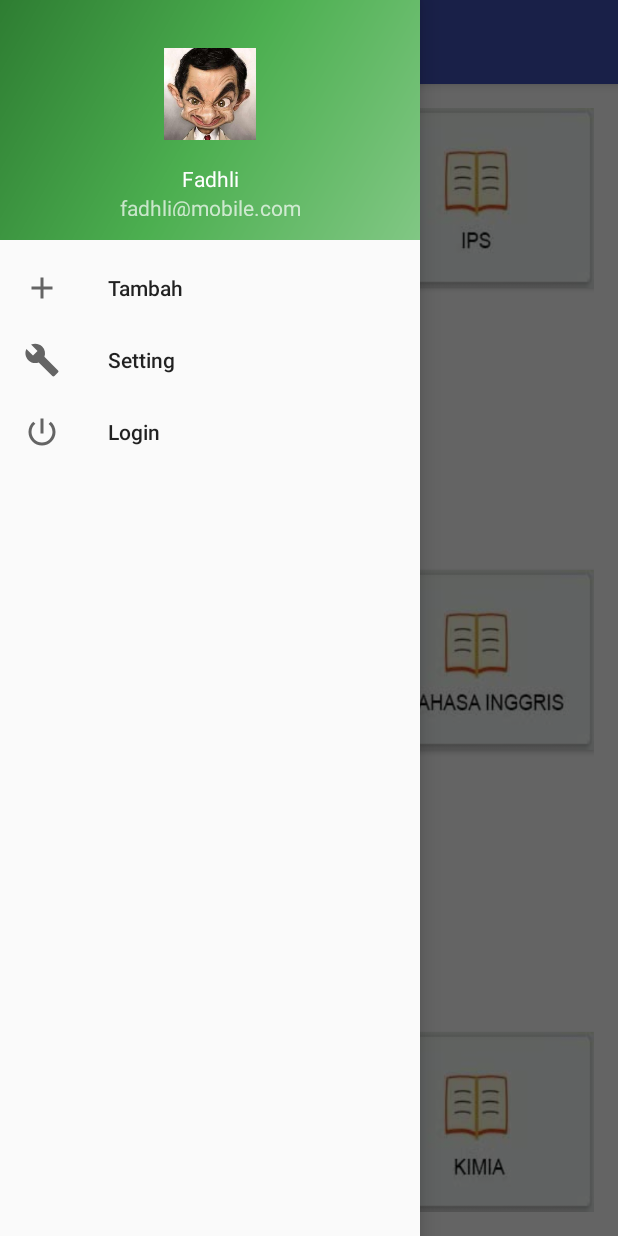
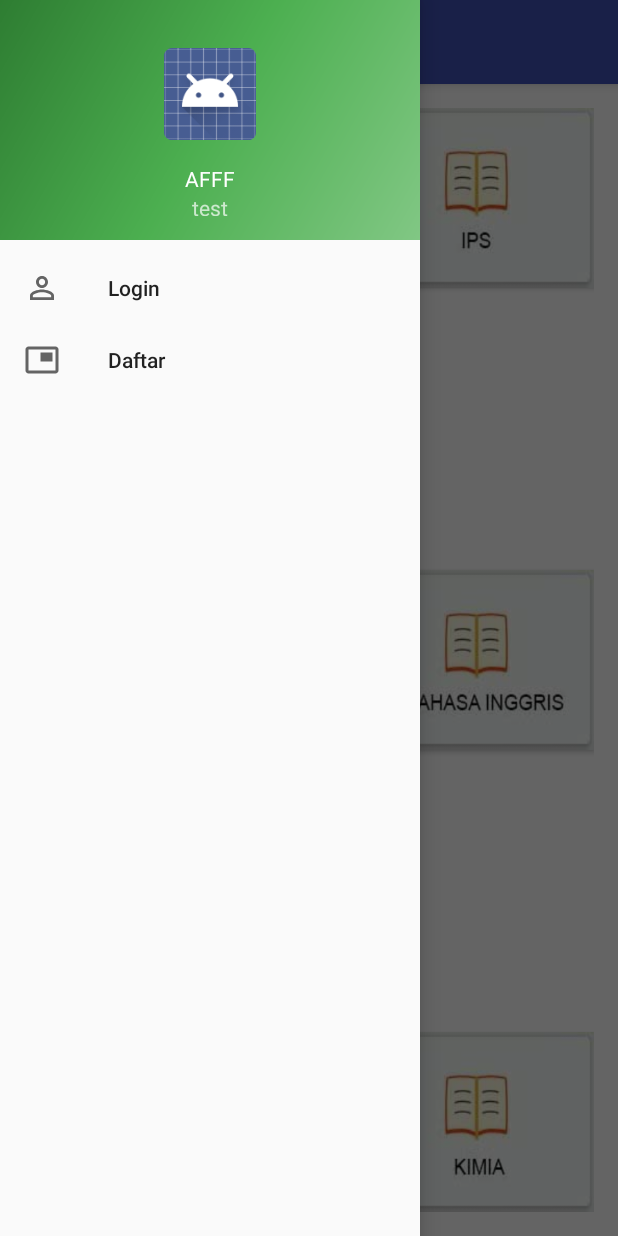
Before and after one commit to taqien01/BBCV2, an Android app: the screen it shows after launch (MainActivity), with the side drawer open, on a phone screen of 412 x 824 dp. Run offline under Robolectric (Android 15) with nearby library versions, the phone set to English and light mode, and no system bars.

Commit message:
Update 09/06/16

```diff
--- a/app/src/main/java/id/ac/unsyiah/elektro/mobile/bbcv2/MainActivity.java
+++ b/app/src/main/java/id/ac/unsyiah/elektro/mobile/bbcv2/MainActivity.java
@@ -1,6 +1,9 @@
 package id.ac.unsyiah.elektro.mobile.bbcv2;
 
+import android.content.ClipData;
+import android.content.Context;
 import android.content.Intent;
+import android.content.SharedPreferences;
 import android.os.Bundle;
 import android.support.design.widget.FloatingActionButton;
 import android.support.design.widget.Snackbar;
@@ -14,11 +17,13 @@ import android.support.v7.widget.Toolbar;
 import android.view.Menu;
 import android.view.MenuItem;
 import android.widget.Button;
+import android.widget.ImageView;
 import android.widget.TextView;
+
+import org.w3c.dom.Text;
 
 public class MainActivity extends AppCompatActivity
         implements NavigationView.OnNavigationItemSelectedListener {
-
 
 
     @Override
@@ -34,9 +39,40 @@ public class MainActivity extends AppCompatActivity
         drawer.setDrawerListener(toggle);
         toggle.syncState();
 
+
         NavigationView navigationView = (NavigationView) findViewById(R.id.nav_view);
         navigationView.setNavigationItemSelectedListener(this);
+        checkLogin();
     }
+
+    public void checkLogin(){
+
+        NavigationView navigationView = (NavigationView) findViewById(R.id.nav_view);
+        Menu nav_Menu = navigationView.getMenu();
+        ImageView img = (ImageView) findViewById(R.id.imageView);
+        SharedPreferences login =
+                getSharedPreferences("id.ac.unsyiah.elektro.mobile.bbcv2.PREF_BERSAMA", Context.MODE_PRIVATE);
+
+
+        if(login.getBoolean("cekLogin", true)){
+
+            nav_Menu.findItem(R.id.nav_setting).setVisible(false);
+            nav_Menu.findItem(R.id.nav_tambah).setVisible(false);
+            nav_Menu.findItem(R.id.nav_logout).setVisible(false);
+        }
+        else{
+            nav_Menu.findItem(R.id.nav_Daftar).setVisible(false);
+            nav_Menu.findItem(R.id.nav_login).setVisible(false);
+            //img.setImageResource(R.drawable.fadmol);
+            //setContentView(img);
+           // TextView txtNama = (TextView) findViewById(R.id.textNama);
+            //TextView txtEmail = (TextView) findViewById(R.id.textView);
+            //txtNama.setText("avavab");
+            //txtEmail.setText("avava");
+
+        }
+    }
+
 
     @Override
     public void onBackPressed() {
@@ -54,21 +90,40 @@ public class MainActivity extends AppCompatActivity
     public boolean onNavigationItemSelected(MenuItem item) {
         // Handle navigation view item clicks here.
         int id = item.getItemId();
+        SharedPreferences login2 =
+                getSharedPreferences("id.ac.unsyiah.elektro.mobile.bbcv2.PREF_BERSAMA", Context.MODE_PRIVATE);
 
-        TextView txtNama = (TextView) findViewById(R.id.textNama);
-        String nama = txtNama.getText().toString();
+
+        //String nama = txtNama.getText().toString();
 
         if (id == R.id.nav_tambah) {
             Intent pesan = new Intent(getApplicationContext(), TambahJadwal.class);
-            pesan.putExtra("var1",nama);
+            //pesan.putExtra("var1",nama);
             startActivity(pesan);
+
         } else if (id == R.id.nav_setting) {
 
         }else if (id == R.id.nav_login) {
             Intent login = new Intent(getApplicationContext(), LoginActivity.class);
             startActivity(login);
 
+        }else if (id == R.id.nav_logout) {
+            Intent intent = getIntent();
+            startActivity(intent);
+            finish();
+            login2.edit().putBoolean("cekLogin", true).apply();
+
+        }else if (id == R.id.nav_Daftar) {
+            Intent intent = getIntent();
+            startActivity(intent);
+            finish();
+            login2.edit().putBoolean("cekLogin", false).apply();
+            //Intent daftar = new Intent(getApplicationContext(), DaftarActivity.class);
+            //startActivity(daftar);
+
         }
+
+
         DrawerLayout drawer = (DrawerLayout) findViewById(R.id.drawer_layout);
         drawer.closeDrawer(GravityCompat.START);
         return true;
--- a/app/src/main/java/id/ac/unsyiah/elektro/mobile/bbcv2/model/LoginDB.java
+++ b/app/src/main/java/id/ac/unsyiah/elektro/mobile/bbcv2/model/LoginDB.java
@@ -10,9 +10,9 @@ import android.database.sqlite.SQLiteOpenHelper;
 public class LoginDB extends SQLiteOpenHelper {
 
     public static final int VERSI_DB = 1;
-    public static final String NAMA_DB = "Bimbel_Daftar";
+    public static final String NAMA_DB = "Bimbel";
 
-    public static final String TABEL_DAFTAR = "Daftar";
+    public static final String TABEL_DAFTAR = "USER";
     public static final String ID_DAFTAR = "_id";
     public static final String NAMA_DAFTAR= "name";
     public static final String EMAIL_DAFTAR = "email";
--- /dev/null
+++ b/app/src/main/res/drawable/ic_daftar.xml
@@ -0,0 +1,9 @@
+<vector xmlns:android="http://schemas.android.com/apk/res/android"
+        android:width="24dp"
+        android:height="24dp"
+        android:viewportWidth="24.0"
+        android:viewportHeight="24.0">
+    <path
+        android:fillColor="#FF000000"
+        android:pathData="M19,7h-8v6h8L19,7zM21,3L3,3c-1.1,0 -2,0.9 -2,2v14c0,1.1 0.9,1.98 2,1.98h18c1.1,0 2,-0.88 2,-1.98L23,5c0,-1.1 -0.9,-2 -2,-2zM21,19.01L3,19.01L3,4.98h18v14.03z"/>
+</vector>
--- /dev/null
+++ b/app/src/main/res/drawable/ic_login.xml
@@ -0,0 +1,9 @@
+<vector xmlns:android="http://schemas.android.com/apk/res/android"
+        android:width="24dp"
+        android:height="24dp"
+        android:viewportWidth="24.0"
+        android:viewportHeight="24.0">
+    <path
+        android:fillColor="#FF000000"
+        android:pathData="M12,5.9c1.16,0 2.1,0.94 2.1,2.1s-0.94,2.1 -2.1,2.1S9.9,9.16 9.9,8s0.94,-2.1 2.1,-2.1m0,9c2.97,0 6.1,1.46 6.1,2.1v1.1L5.9,18.1L5.9,17c0,-0.64 3.13,-2.1 6.1,-2.1M12,4C9.79,4 8,5.79 8,8s1.79,4 4,4 4,-1.79 4,-4 -1.79,-4 -4,-4zM12,13c-2.67,0 -8,1.34 -8,4v3h16v-3c0,-2.66 -5.33,-4 -8,-4z"/>
+</vector>
--- a/app/src/main/res/layout/nav_header_main.xml
+++ b/app/src/main/res/layout/nav_header_main.xml
@@ -16,23 +16,23 @@
         android:layout_width="120dp"
         android:layout_height="77dp"
         android:paddingTop="@dimen/nav_header_vertical_spacing"
-        android:src="@drawable/fadmol"
+        android:src="@android:drawable/sym_def_app_icon"
         android:layout_gravity="center_horizontal" />
 
     <TextView
         android:layout_width="match_parent"
         android:layout_height="wrap_content"
         android:paddingTop="@dimen/nav_header_vertical_spacing"
-        android:text="Fadhli"
         android:textAppearance="@style/TextAppearance.AppCompat.Body1"
         android:textAlignment="center"
-        android:id="@+id/textNama" />
+        android:id="@+id/textNama"
+        android:text="AFFF" />
 
     <TextView
         android:id="@+id/textView"
         android:layout_width="match_parent"
         android:layout_height="wrap_content"
-        android:text="fadhli@mobile.com"
-        android:textAlignment="center" />
+        android:textAlignment="center"
+        android:text="test" />
 
 </LinearLayout>
--- a/app/src/main/res/menu/activity_main_drawer.xml
+++ b/app/src/main/res/menu/activity_main_drawer.xml
@@ -11,9 +11,17 @@
             android:icon="@drawable/ic_menu_manage"
             android:title="Setting" />
         <item
+            android:id="@+id/nav_logout"
+            android:icon="@drawable/ic_logoff"
+            android:title="Logout" />
+        <item
             android:id="@+id/nav_login"
-            android:icon="@drawable/ic_logoff"
+            android:icon="@drawable/ic_login"
             android:title="Login" />
+        <item
+            android:id="@+id/nav_Daftar"
+            android:icon="@drawable/ic_daftar"
+            android:title="Daftar" />
 
 
     </group>
```
Also changed, not shown: app/src/main/java/id/ac/unsyiah/elektro/mobile/bbcv2/LoginActivity.java (+9 -0 lines).
